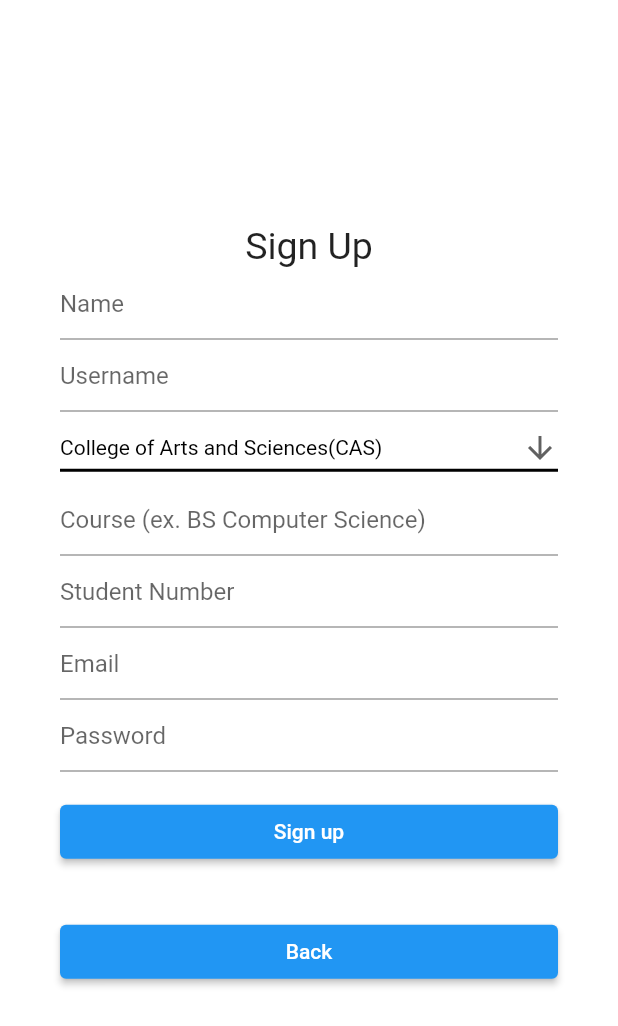
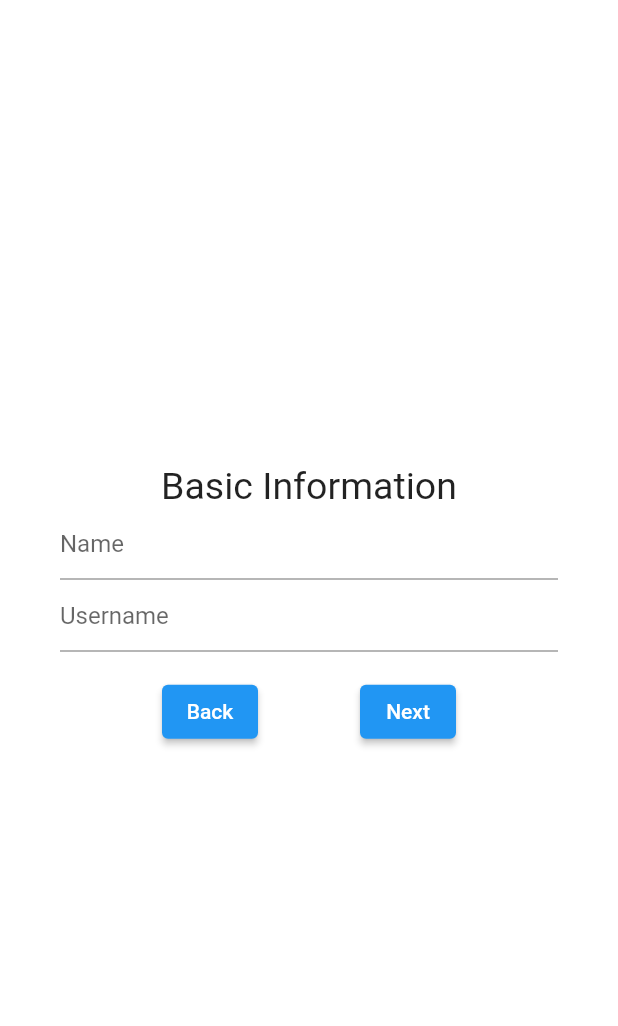
Before and after one commit to jakiebravarian/Kumusta-HealthMonitoringApp, a Flutter app: the screen it shows after launch, after a tap on "Log In", after a tap on "Sign Up as User", on a phone screen of 412 x 824 dp. Shown: the top 1026 px of the screen. Run offline on Flutter 3.47's test engine with Material 2 defaults, Android fonts, the phone set to English and light mode, and no system bars; our stand-ins replace cloud_firestore, email_validator, firebase_auth, firebase_core; accounts and stored records are empty.

Commit message:
separated the user signup to different pages

```diff
--- a/health_monitoring_app/lib/models/user_model.dart
+++ b/health_monitoring_app/lib/models/user_model.dart
@@ -1,24 +1,26 @@
 import 'dart:convert';
 
 class User {
-  final String email;
+  String? email;
   String? id;
-  String name;
-  String username;
-  String course;
-  String stdnum;
+  String? name;
+  String? username;
+  String? college;
+  String? course;
+  String? stdnum;
   List<String>? illnessList;
   bool? isQuarantined;
   bool? isAdmin;
   bool? isUnderMonitoring;
 
   User(
-      {required this.email,
+      {this.email,
       this.id,
-      required this.name,
-      required this.username,
-      required this.course,
-      required this.stdnum,
+      this.name,
+      this.username,
+      this.college,
+      this.course,
+      this.stdnum,
       this.illnessList,
       this.isQuarantined,
       this.isAdmin,
@@ -31,6 +33,7 @@ class User {
         id: json['id'],
         name: json['name'],
         username: json['username'],
+        college: json['college'],
         course: json['course'],
         stdnum: json['studentNum'],
         isQuarantined: json['isQuarantined'],
@@ -48,6 +51,7 @@ class User {
       'email': user.email,
       'name': user.name,
       'username': user.username,
+      'college': user.college,
       'course': user.course,
       'studentNum': user.stdnum,
       'isQuarantined': user.isQuarantined,
--- a/health_monitoring_app/lib/screens/Entry.dart
+++ b/health_monitoring_app/lib/screens/Entry.dart
@@ -1,15 +1,15 @@
 import 'package:flutter/material.dart';
 
-class Entry extends StatefulWidget {
+class HealthEntry extends StatefulWidget {
   static const routename = '/addEntry';
 
-  const Entry({super.key});
+  const HealthEntry({super.key});
 
   @override
-  HealthEntry createState() => HealthEntry();
+  HealthEntryState createState() => HealthEntryState();
 }
 
-class HealthEntry extends State<Entry> {
+class HealthEntryState extends State<HealthEntry> {
   static final Map<String, bool> _illness = {
     "Fever (37.8 C and above)": false,
     "Feeling feverish": false,
--- a/health_monitoring_app/lib/screens/login.dart
+++ b/health_monitoring_app/lib/screens/login.dart
@@ -1,6 +1,7 @@
 import 'package:email_validator/email_validator.dart';
 import 'package:flutter/material.dart';
 import 'package:project_app/screens/Entry.dart';
+import 'package:project_app/screens/user_signUp/page1.dart';
 import 'package:project_app/screens/user_signup.dart';
 import 'package:provider/provider.dart';
 import '../providers/auth_provider.dart';
@@ -71,7 +72,7 @@ class _LoginPageState extends State<LoginPage> {
 
               Navigator.of(context).push(
                 MaterialPageRoute(
-                  builder: (context) => const Entry(),
+                  builder: (context) => const HealthEntry(),
                 ),
               );
             }
@@ -88,7 +89,7 @@ class _LoginPageState extends State<LoginPage> {
         onPressed: () async {
           Navigator.of(context).push(
             MaterialPageRoute(
-              builder: (context) => const UserSignupPage(),
+              builder: (context) => const UserSignupPage1(),
             ),
           );
         },
--- /dev/null
+++ b/health_monitoring_app/lib/screens/user_signUp/page1.dart
@@ -0,0 +1,93 @@
+import 'package:email_validator/email_validator.dart';
+import 'package:flutter/material.dart';
+import 'package:project_app/screens/user_signUp/page1.1.dart';
+import 'package:project_app/screens/user_signUp/page2.dart';
+import 'package:provider/provider.dart';
+
+import '../../models/user_model.dart';
+import '../../providers/user_provider.dart';
+
+class UserSignupPage1 extends StatefulWidget {
+  const UserSignupPage1({super.key});
+  @override
+  _UserSignupPageState1 createState() => _UserSignupPageState1();
+}
+
+class _UserSignupPageState1 extends State<UserSignupPage1> {
+  @override
+  Widget build(BuildContext context) {
+    TextEditingController nameController = TextEditingController();
+    TextEditingController usernameController = TextEditingController();
+
+    final formKey = GlobalKey<FormState>();
+    TextFormField formFieldBuilder(controller, hintText, placeholder) {
+      return (TextFormField(
+        controller: controller,
+        decoration: InputDecoration(
+          hintText: hintText,
+        ),
+        validator: (value) {
+          if (value == null || value.isEmpty) {
+            return 'Please enter your $placeholder.';
+          }
+        },
+      ));
+    }
+
+    final nextButton = Padding(
+      padding: const EdgeInsets.symmetric(vertical: 16.0),
+      child: ElevatedButton(
+        onPressed: () async {
+          if (formKey.currentState!.validate()) {
+            context
+                .read<UserProvider>()
+                .setUserInfo1(nameController.text, usernameController.text);
+
+            Navigator.of(context).push(
+              MaterialPageRoute(
+                builder: (context) => const UserSignupPage11(),
+              ),
+            );
+          }
+        },
+        child: const Text('Next', style: TextStyle(color: Colors.white)),
+      ),
+    );
+
+    final backButton = Padding(
+      padding: const EdgeInsets.symmetric(vertical: 16.0),
+      child: ElevatedButton(
+        onPressed: () async {
+          Navigator.pop(context);
+        },
+        child: const Text('Back', style: TextStyle(color: Colors.white)),
+      ),
+    );
+
+    return Scaffold(
+      backgroundColor: Colors.white,
+      body: Form(
+        key: formKey,
+        child: Center(
+          child: ListView(
+            shrinkWrap: true,
+            padding: const EdgeInsets.only(left: 40.0, right: 40.0),
+            children: <Widget>[
+              const Text(
+                "Basic Information",
+                textAlign: TextAlign.center,
+                style: TextStyle(fontSize: 25),
+              ),
+              formFieldBuilder(nameController, "Name", "name"),
+              formFieldBuilder(usernameController, "Username", "username"),
+              Row(
+                mainAxisAlignment: MainAxisAlignment.spaceEvenly,
+                children: [backButton, nextButton],
+              )
+            ],
+          ),
+        ),
+      ),
+    );
+  }
+}
```
Also changed, not shown: health_monitoring_app/lib/providers/user_provider.dart (+22 -0 lines), health_monitoring_app/lib/screens/user_signUp/page1.1.dart (added, +136 -0 lines), health_monitoring_app/lib/screens/user_signUp/page2.dart (added, +117 -0 lines), health_monitoring_app/lib/screens/user_signUp/page3.dart (added, +108 -0 lines), health_monitoring_app/lib/screens/user_signup.dart (+58 -0 lines).
